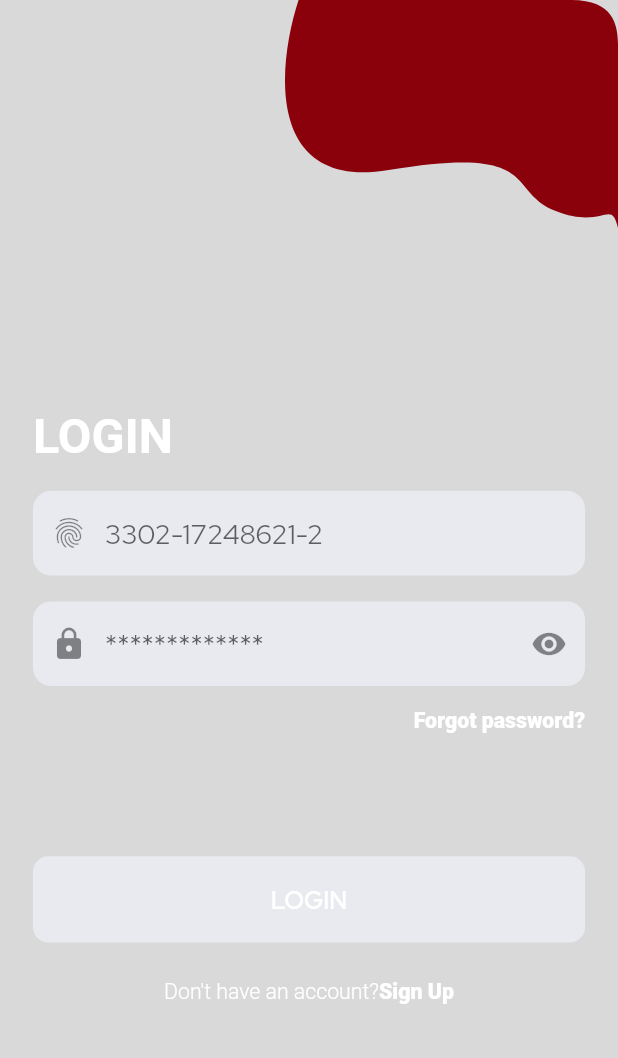
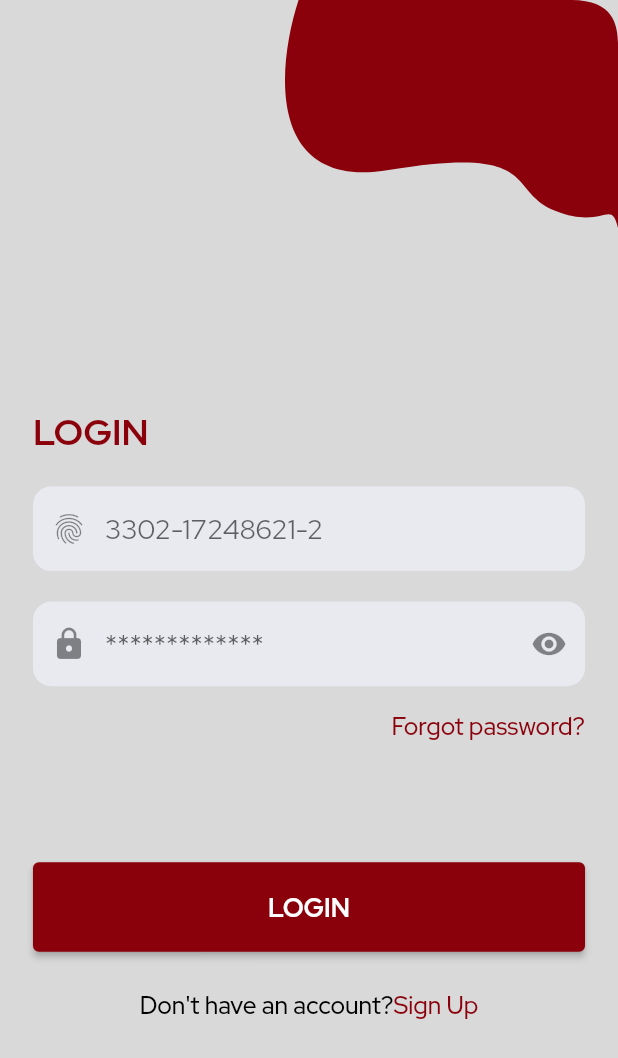
Before and after one commit to sherryqaisrani/student_management_system, a Flutter app: the screen it shows after launch, on a phone screen of 412 x 824 dp. Shown: the top 1058 px of the screen. Run offline on Flutter 3.47's test engine with Material 2 defaults, Android fonts, the phone set to English and light mode, and no system bars; our stand-ins replace dio, flutter_screenutil, flutter_svg, google_fonts.

Commit message:
LoginScreen updated

```diff
--- a/lib/main.dart
+++ b/lib/main.dart
@@ -2,6 +2,7 @@ import 'package:flutter/material.dart';
 import 'package:flutter_screenutil/flutter_screenutil.dart';
 import 'package:student_management_system/screens/loginpage2.dart';
 import 'package:student_management_system/screens/personal.dart';
+import 'package:student_management_system/screens/singuppage.dart';
 import 'package:student_management_system/utils/colors.dart';
 import 'package:student_management_system/utils/themes.dart';
 
--- a/lib/screens/loginpage2.dart
+++ b/lib/screens/loginpage2.dart
@@ -1,7 +1,7 @@
 import 'package:flutter/material.dart';
 import 'package:flutter_screenutil/flutter_screenutil.dart';
 import 'package:flutter_svg/flutter_svg.dart';
-import 'package:student_management_system/utils/colors.dart';
+import 'package:student_management_system/utils/constant.dart';
 import 'package:student_management_system/widget/CustomeFormTextField.dart';
 
 class LoginPage2 extends StatefulWidget {
@@ -47,14 +47,9 @@ class _LoginPage2State extends State<LoginPage2> {
                 children: [
                   Text(
                     'LOGIN',
-                    style: TextStyle(
-                      fontSize: 32.sp,
-                      fontWeight: FontWeight.w700,
-                    ),
+                    style: Theme.of(context).textTheme.headline3,
                   ),
-                  SizedBox(
-                    height: 17.h,
-                  ),
+                  aPageSpecing1,
                   CustomeFormTextField(
                     controller: _userNameController,
                     textHint: '3302-17248621-2',
@@ -62,9 +57,7 @@ class _LoginPage2State extends State<LoginPage2> {
                       Icons.fingerprint,
                     ),
                   ),
-                  SizedBox(
-                    height: 17.h,
-                  ),
+                  aPageSpecing1,
                   CustomeFormTextField(
                     controller: _passwordTextController,
                     textHint: '*************',
@@ -78,10 +71,9 @@ class _LoginPage2State extends State<LoginPage2> {
                     alignment: Alignment.topRight,
                     child: Text(
                       'Forgot password?',
-                      style: TextStyle(
-                        fontSize: 14.sp,
-                        fontWeight: FontWeight.w800,
-                      ),
+                      style: Theme.of(context).textTheme.headline6!.copyWith(
+                            color: Theme.of(context).primaryColor,
+                          ),
                     ),
                   ),
                   SizedBox(
@@ -90,29 +82,11 @@ class _LoginPage2State extends State<LoginPage2> {
                   Center(
                     child: SizedBox(
                       width: double.infinity,
-                      child: TextButton(
-                        style: TextButton.styleFrom(
-                          backgroundColor: Theme.of(context).backgroundColor,
-                          shape: RoundedRectangleBorder(
-                            borderRadius: BorderRadius.circular(
-                              10.r,
-                            ),
-                            side: const BorderSide(
-                              color: Colors.transparent,
-                            ),
-                          ),
-                          padding: EdgeInsets.symmetric(
-                            vertical: 18.h,
-                          ),
-                        ),
+                      child: ElevatedButton(
                         onPressed: () {},
                         child: Text(
                           'LOGIN',
-                          style: TextStyle(
-                            fontSize: 16.sp,
-                            fontWeight: FontWeight.w600,
-                            color: Colors.white,
-                          ),
+                          style: Theme.of(context).textTheme.button,
                         ),
                       ),
                     ),
@@ -125,17 +99,14 @@ class _LoginPage2State extends State<LoginPage2> {
                     children: [
                       Text(
                         'Don\'t have an account?',
-                        style: TextStyle(
-                          fontSize: 14.sp,
-                          fontWeight: FontWeight.w300,
-                        ),
+                        style: Theme.of(context).textTheme.headline6,
                       ),
                       Text(
                         'Sign Up',
-                        style: TextStyle(
-                          fontSize: 14.sp,
-                          fontWeight: FontWeight.w800,
-                        ),
+                        style: Theme.of(context)
+                            .textTheme
+                            .headline6!
+                            .copyWith(color: Theme.of(context).primaryColor),
                       ),
                     ],
                   )
--- a/lib/utils/constant.dart
+++ b/lib/utils/constant.dart
@@ -13,3 +13,14 @@ EdgeInsets aInputFieldPadding = EdgeInsets.symmetric(
   vertical: 16.h,
   horizontal: 16.w,
 );
+
+EdgeInsets aElevetedButtonPadding = EdgeInsets.symmetric(
+  vertical: 18.h,
+);
+
+final aPageSpecing1 = SizedBox(
+  height: 20.h,
+);
+final aPageSpecing2 = SizedBox(
+  height: 40.h,
+);
--- a/lib/utils/themes.dart
+++ b/lib/utils/themes.dart
@@ -2,6 +2,7 @@ import 'package:flutter/material.dart';
 import 'package:flutter_screenutil/flutter_screenutil.dart';
 import 'package:google_fonts/google_fonts.dart';
 import 'package:student_management_system/utils/colors.dart';
+import 'package:student_management_system/utils/constant.dart';
 
 final lightTheme = ThemeData.light().copyWith(
   primaryColor: aLightPrimaryColor,
@@ -31,6 +32,13 @@ final lightTheme = ThemeData.light().copyWith(
           color: aLightPrimaryColor,
         )),
   ),
+  elevatedButtonTheme: ElevatedButtonThemeData(
+      style: ElevatedButton.styleFrom(
+    padding: aElevetedButtonPadding,
+    textStyle: const TextStyle(
+      fontWeight: FontWeight.w600,
+    ),
+  )),
   inputDecorationTheme: InputDecorationTheme(
     contentPadding: EdgeInsets.symmetric(
       vertical: 16.h,
@@ -58,6 +66,12 @@ final lightTheme = ThemeData.light().copyWith(
     filled: true,
     fillColor: aLightPlaceholderColor,
   ),
+  colorScheme: const ColorScheme.light(
+    background: aLightPlaceholderColor,
+    surface: aLightPlaceholderTextColor,
+    primary: aLightPrimaryColor,
+    secondary: aLightAccentColor,
+  ),
 );
 
 final dartkTheme = ThemeData.dark().copyWith(
@@ -77,7 +91,7 @@ final dartkTheme = ThemeData.dark().copyWith(
           color: aDarkTextColor,
         ),
         bodyText1: TextStyle(
-          fontSize: 17.sp,
+          fontSize: 14.sp,
           fontWeight: FontWeight.bold,
         ),
         button: TextStyle(
@@ -115,4 +129,10 @@ final dartkTheme = ThemeData.dark().copyWith(
     filled: true,
     fillColor: aDarkPlaceholderColor,
   ),
+  colorScheme: const ColorScheme.dark(
+    background: aDarkPlaceholderColor,
+    surface: aDarkPlaceholderTextColor,
+    primary: aDarkPrimaryColor,
+    secondary: aDarkAccentColor,
+  ),
 );
```
